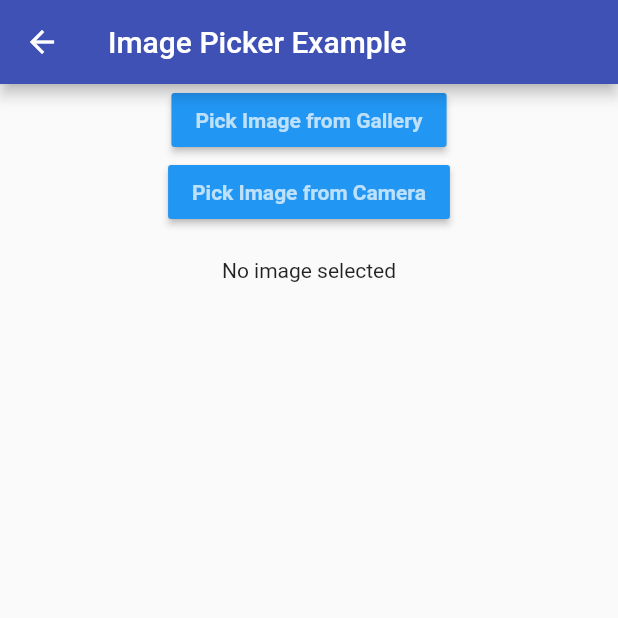
After one commit to wishtree-ajoshi/ToDoApp, a Flutter app: the TimePickerDemo screen opened directly, after a tap on "Pick Image from Gallery", on a phone screen of 412 x 824 dp, the top half of it. The commit adds this screen. Run offline on Flutter 3.47's test engine with Material 2 defaults, Android fonts, the phone set to English and light mode, and no system bars; our stand-ins replace date_time_picker, flutter_local_notifications, hive, hive_flutter, image_picker, timezone; accounts and stored records are empty.

Commit message:
Changes and fixes

```diff
--- a/lib/activity/notes_add.dart
+++ b/lib/activity/notes_add.dart
@@ -1,6 +1,10 @@
+import 'dart:io';
+
 import 'package:database_demo/notification_model/local_notification_model.dart';
 import 'package:date_time_picker/date_time_picker.dart';
 import 'package:flutter/material.dart';
+import 'package:flutter/services.dart';
+import 'package:image_picker/image_picker.dart';
 import 'package:timezone/timezone.dart' as tz;
 
 import '../database model/hive_data_model.dart';
@@ -18,10 +22,9 @@ class AddNotes extends StatefulWidget {
 }
 
 final formKey = GlobalKey<FormState>();
-
 String? title, desc;
 List? dateFormat;
-String dateSelected = '', toDisplay = '', timeDisplay = '';
+String dateSelected = '', toDisplay = '', timeDisplay = '', imageUrl = '';
 tz.TZDateTime scheduleTime = tz.TZDateTime.now(tz.local);
 
 TextEditingController titleController = TextEditingController();
@@ -33,9 +36,44 @@ class _AddNotesState extends State<AddNotes> {
     super.initState();
   }
 
+  File? image;
+  Future pickImageGallery() async {
+    try {
+      final image = await ImagePicker().pickImage(source: ImageSource.gallery);
+
+      if (image == null) return;
+
+      final imageTemp = File(image.path);
+      setState(() {
+        this.image = imageTemp;
+        (image.path != '') ? imageUrl = image.path : null;
+      });
+    } on PlatformException catch (e) {
+      print('Failed to pick image: $e');
+    }
+  }
+
+  Future pickImageCamera() async {
+    try {
+      final image = await ImagePicker().pickImage(source: ImageSource.camera);
+
+      if (image == null) return;
+
+      final imageTemp = File(image.path);
+
+      setState(() {
+        this.image = imageTemp;
+        (image.path != '') ? imageUrl = image.path : null;
+      });
+    } on PlatformException catch (e) {
+      print('Failed to pick image: $e');
+    }
+  }
+
   @override
   Widget build(BuildContext context) {
     return Scaffold(
+      resizeToAvoidBottomInset: false,
       appBar: AppBar(
         title: const Text('Add Note'),
         centerTitle: true,
@@ -100,6 +138,37 @@ class _AddNotesState extends State<AddNotes> {
                     },
                   ),
                 ),
+                Row(
+                  children: [
+                    Column(
+                      children: [
+                        ElevatedButton(
+                            onPressed: () {
+                              pickImageGallery();
+                            },
+                            child: const Text('Pick Image(Galley)')),
+                        ElevatedButton(
+                            onPressed: () {
+                              pickImageCamera();
+                            },
+                            child: const Text('Pick Image(Camera)')),
+                      ],
+                    ),
+                    Padding(
+                      padding: const EdgeInsets.only(
+                        top: 10,
+                        left: 10,
+                      ),
+                      child: SizedBox(
+                        height: 120,
+                        width: 120,
+                        child: image != null
+                            ? Image.file(image!)
+                            : const Text("No image selected"),
+                      ),
+                    ),
+                  ],
+                ),
                 Center(
                   child: Padding(
                     padding: const EdgeInsets.all(10),
@@ -125,6 +194,7 @@ class _AddNotesState extends State<AddNotes> {
                             'toDisplay': toDisplay,
                             'noteDate': dateFormat?[0],
                             'timeDisplay': timeDisplay,
+                            'imageUrl': imageUrl,
                           });
                           title = titleController.text;
                           desc = detailsController.text;
--- a/lib/activity/notes_update.dart
+++ b/lib/activity/notes_update.dart
@@ -1,13 +1,24 @@
+import 'dart:io';
+
+import 'package:database_demo/activity/notes_add.dart';
 import 'package:database_demo/notification_model/local_notification_model.dart';
 import 'package:date_time_picker/date_time_picker.dart';
 import 'package:flutter/material.dart';
+import 'package:flutter/services.dart';
+import 'package:image_picker/image_picker.dart';
 import 'package:timezone/timezone.dart' as tz;
 import '../database model/hive_data_model.dart';
 
 final formKey = GlobalKey<FormState>();
 
 class NoteUpdate extends StatefulWidget {
-  String title, description, toBeCompleted, toDisplay, timeDisplay, noteDate;
+  String title,
+      description,
+      toBeCompleted,
+      toDisplay,
+      timeDisplay,
+      noteDate,
+      imageUrl;
   int id;
   bool isCompleted;
   NoteUpdate({
@@ -20,6 +31,7 @@ class NoteUpdate extends StatefulWidget {
     this.isCompleted = false,
     this.timeDisplay = '',
     this.noteDate = '',
+    this.imageUrl = '',
   }) : super(key: key);
 
   @override
@@ -38,11 +50,48 @@ class _NoteUpdateState extends State<NoteUpdate> {
     super.initState();
   }
 
+  File? image;
+  Future pickImageGallery() async {
+    try {
+      final image = await ImagePicker().pickImage(source: ImageSource.gallery);
+
+      if (image == null) return;
+
+      final imageTemp = File(image.path);
+      setState(() {
+        this.image = imageTemp;
+        (image.path != widget.imageUrl) ? widget.imageUrl = image.path : null;
+        // print(widget.imageUrl);
+      });
+    } on PlatformException catch (e) {
+      print('Failed to pick image: $e');
+    }
+  }
+
+  Future pickImageCamera() async {
+    try {
+      final image = await ImagePicker().pickImage(source: ImageSource.camera);
+
+      if (image == null) return;
+
+      final imageTemp = File(image.path);
+
+      setState(() {
+        this.image = imageTemp;
+        (image.path != widget.imageUrl) ? widget.imageUrl = image.path : null;
+        //print(widget.imageUrl);
+      });
+    } on PlatformException catch (e) {
+      print('Failed to pick image: $e');
+    }
+  }
+
   @override
   Widget build(BuildContext context) {
     updateTitleController.text = widget.title;
     updateDetailsController.text = widget.description;
     return Scaffold(
+      resizeToAvoidBottomInset: false,
       appBar: AppBar(
         title: const Text('Update Note'),
         centerTitle: true,
@@ -109,6 +158,37 @@ class _NoteUpdateState extends State<NoteUpdate> {
                     },
                   ),
                 ),
+                Row(
+                  children: [
+                    Column(
+                      children: [
+                        ElevatedButton(
+                            onPressed: () {
+                              pickImageGallery();
+                            },
+                            child: const Text('Pick Image(Galley)')),
+                        ElevatedButton(
+                            onPressed: () {
+                              pickImageCamera();
+                            },
+                            child: const Text('Pick Image(Camera)')),
+                      ],
+                    ),
+                    Padding(
+                      padding: const EdgeInsets.only(
+                        top: 10,
+                        left: 10,
+                      ),
+                      child: SizedBox(
+                        height: 120,
+                        width: 120,
+                        child: image != null
+                            ? Image.file(image!)
+                            : const Text("No image selected"),
+                      ),
+                    ),
+                  ],
+                ),
                 Center(
                   child: Padding(
                     padding: const EdgeInsets.all(10),
@@ -133,6 +213,7 @@ class _NoteUpdateState extends State<NoteUpdate> {
                             'toDisplay': widget.toDisplay,
                             'noteDate': dateFormat?[0],
                             'timeDisplay': widget.timeDisplay,
+                            'imageUrl': widget.imageUrl,
                           });
                           updateTitleController.clear();
                           updateDetailsController.clear();
--- /dev/null
+++ b/lib/image_picker_demo.dart
@@ -0,0 +1,81 @@
+import 'dart:io';
+
+import 'package:flutter/material.dart';
+import 'package:flutter/services.dart';
+import 'package:image_picker/image_picker.dart';
+
+class TimePickerDemo extends StatefulWidget {
+  const TimePickerDemo({Key? key}) : super(key: key);
+
+  @override
+  State<TimePickerDemo> createState() => _TimePickerDemoState();
+}
+
+class _TimePickerDemoState extends State<TimePickerDemo> {
+  File? image;
+
+  Future pickImage() async {
+    try {
+      final image = await ImagePicker().pickImage(source: ImageSource.gallery);
+
+      if (image == null) return;
+
+      final imageTemp = File(image.path);
+      print("$image");
+      setState(() => this.image = imageTemp);
+    } on PlatformException catch (e) {
+      print('Failed to pick image: $e');
+    }
+  }
+
+  Future pickImageC() async {
+    try {
+      final image = await ImagePicker().pickImage(source: ImageSource.camera);
+
+      if (image == null) return;
+
+      final imageTemp = File(image.path);
+
+      print("${image.path}.....");
+      setState(() => this.image = imageTemp);
+    } on PlatformException catch (e) {
+      print('Failed to pick image: $e');
+    }
+  }
+
+  @override
+  Widget build(BuildContext context) {
+    return Scaffold(
+        appBar: AppBar(
+          title: const Text("Image Picker Example"),
+        ),
+        body: Center(
+          child: Column(
+            children: [
+              MaterialButton(
+                  color: Colors.blue,
+                  child: const Text("Pick Image from Gallery",
+                      style: TextStyle(
+                          color: Colors.white70, fontWeight: FontWeight.bold)),
+                  onPressed: () {
+                    pickImage();
+                  }),
+              MaterialButton(
+                  color: Colors.blue,
+                  child: const Text("Pick Image from Camera",
+                      style: TextStyle(
+                          color: Colors.white70, fontWeight: FontWeight.bold)),
+                  onPressed: () {
+                    pickImageC();
+                  }),
+              const SizedBox(
+                height: 20,
+              ),
+              image != null
+                  ? Image.file(image!)
+                  : const Text("No image selected")
+            ],
+          ),
+        ));
+  }
+}
--- a/pubspec.yaml
+++ b/pubspec.yaml
@@ -34,6 +34,7 @@ dependencies:
   date_time_picker:
   flutter_local_notifications:
   timezone:
+  image_picker:
 
 
   # The following adds the Cupertino Icons font to your application.
```
Also changed, not shown: lib/activity/display_notes.dart (+39 -35 lines), pubspec.lock.
